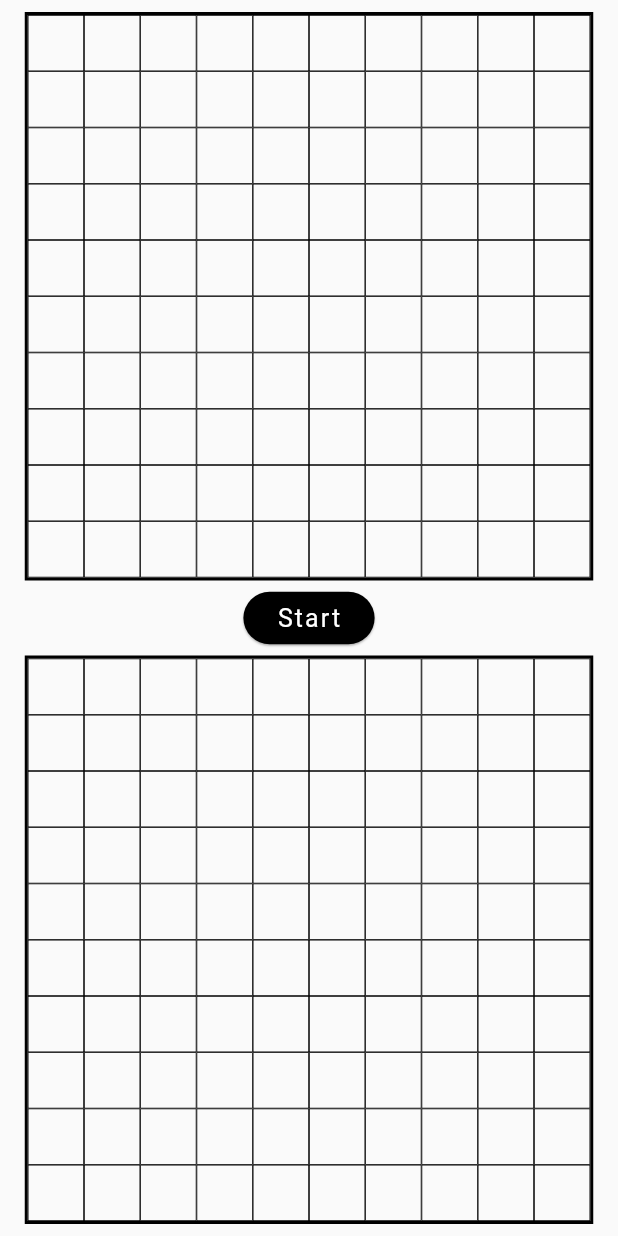
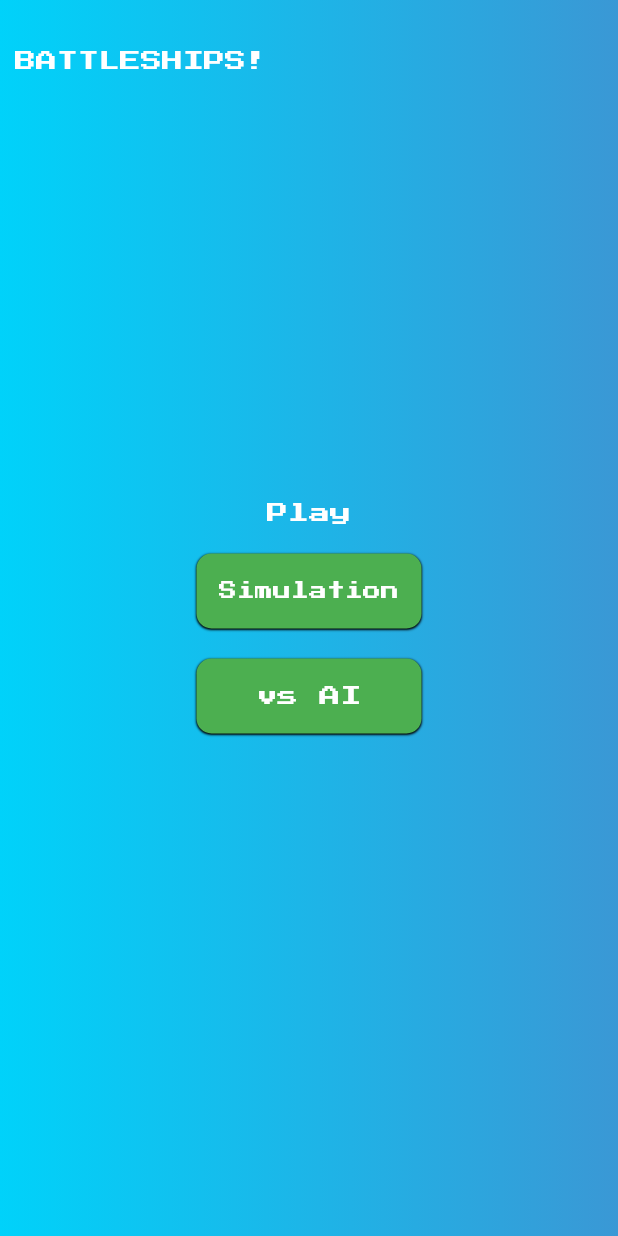
Before and after one commit to luka-dev1/battleship_game, a Flutter app: the screen it shows after launch, on a phone screen of 412 x 824 dp. Run offline on Flutter 3.47's test engine with Material 2 defaults, Android fonts, the phone set to English and light mode, and no system bars.

Commit message:
Improved UI

```diff
--- a/lib/game/screen_battle.dart
+++ b/lib/game/screen_battle.dart
@@ -2,7 +2,7 @@ import 'dart:math';
 
 import 'package:battle/game/widget_board.dart';
 import 'package:battle/game/widget_game_over.dart';
-import 'package:battle/widgets/custom_fab_extended.dart';
+import 'package:battle/widgets/buttons/custom_fab_extended.dart';
 import 'package:flutter/material.dart';
 
 import '../models/player.dart';
@@ -124,8 +124,8 @@ class _BattleScreenState extends State<BattleScreen> {
         child: Stack(
           children: [
             /// Places two boards on the screen, one for each player.
-            Padding(
-              padding: const EdgeInsets.all(8.0),
+            Container(
+              padding: const EdgeInsets.all(25.0),
               child: Row(
                 mainAxisAlignment: MainAxisAlignment.center,
                 children: [
--- /dev/null
+++ b/lib/game/widget_cell.dart
@@ -0,0 +1,22 @@
+import 'package:flutter/material.dart';
+
+class CellUI extends StatefulWidget {
+  const CellUI({Key? key}) : super(key: key);
+
+  @override
+  State<CellUI> createState() => _CellUIState();
+}
+
+class _CellUIState extends State<CellUI> {
+  @override
+  Widget build(BuildContext context) {
+    return AspectRatio(
+      aspectRatio: 1.0,
+      child: Container(
+        decoration: BoxDecoration(
+          border: Border.all(color: Colors.black, width: 0.5),
+        ),
+      ),
+    );
+  }
+}
--- a/lib/game/widget_game_over.dart
+++ b/lib/game/widget_game_over.dart
@@ -1,7 +1,7 @@
 import 'package:flutter/material.dart';
 
 import '../models/player.dart';
-import '../widgets/custom_fab.dart';
+import '../widgets/buttons/custom_fab.dart';
 
 class GameOver extends StatelessWidget {
   final Player playerOne;
--- a/lib/main.dart
+++ b/lib/main.dart
@@ -1,5 +1,6 @@
+import 'package:flutter/material.dart';
 import 'package:battle/game/screen_battle.dart';
-import 'package:flutter/material.dart';
+import 'package:battle/screens/home/screen_home.dart';
 
 void main() {
   runApp(const MyApp());
@@ -15,8 +16,9 @@ class MyApp extends StatelessWidget {
       theme: ThemeData(
         primarySwatch: Colors.blue,
       ),
-      initialRoute: BattleScreen.routeName,
+      initialRoute: HomeScreen.routeName,
       routes: {
+        HomeScreen.routeName: (ctx) => const HomeScreen(),
         BattleScreen.routeName: (ctx) => const BattleScreen(),
       },
     );
--- /dev/null
+++ b/lib/screens/home/screen_home.dart
@@ -0,0 +1,53 @@
+import 'package:battle/screens/home/widget_header.dart';
+import 'package:battle/screens/home/widget_menu.dart';
+import 'package:battle/widgets/buttons/button_big.dart';
+import 'package:battle/widgets/buttons/custom_fab_extended.dart';
+import 'package:flutter/material.dart';
+
+class HomeScreen extends StatelessWidget {
+  static const routeName = '/home';
+  const HomeScreen({Key? key}) : super(key: key);
+
+  @override
+  Widget build(BuildContext context) {
+    return Scaffold(
+      body: Container(
+        decoration: const BoxDecoration(
+          gradient: LinearGradient(
+            begin: Alignment.centerLeft,
+            end: Alignment.centerRight,
+            colors: [
+              Color.fromRGBO(0, 210, 250, 1.0),
+              Color.fromRGBO(58, 152, 213, 1.0),
+            ],
+          ),
+        ),
+        child: SafeArea(
+          child: Center(
+            child: Column(
+              mainAxisAlignment: MainAxisAlignment.start,
+              children: [
+                const Flexible(
+                  flex: 1,
+                  fit: FlexFit.tight,
+                  child: Header(),
+                ),
+                const Flexible(
+                  flex: 8,
+                  fit: FlexFit.tight,
+                  child: Center(
+                    child: MainMenu(),
+                  ),
+                ),
+                Flexible(
+                  flex: 1,
+                  child: Container(),
+                ),
+              ],
+            ),
+          ),
+        ),
+      ),
+    );
+  }
+}
--- /dev/null
+++ b/lib/screens/home/widget_header.dart
@@ -0,0 +1,25 @@
+import 'package:flutter/material.dart';
+
+class Header extends StatelessWidget {
+  const Header({Key? key}) : super(key: key);
+
+  @override
+  Widget build(BuildContext context) {
+    return Padding(
+      padding: const EdgeInsets.all(10.0),
+      child: Row(
+        mainAxisAlignment: MainAxisAlignment.spaceBetween,
+        crossAxisAlignment: CrossAxisAlignment.center,
+        children: const [
+          Text(
+            "BATTLESHIPS!",
+            style: TextStyle(
+              fontFamily: 'PressStart2P',
+              color: Colors.white,
+            ),
+          ),
+        ],
+      ),
+    );
+  }
+}
--- /dev/null
+++ b/lib/screens/home/widget_menu.dart
@@ -0,0 +1,58 @@
+import 'package:battle/game/screen_battle.dart';
+import 'package:flutter/material.dart';
+
+import '../../widgets/buttons/button_big.dart';
+
+class MainMenu extends StatelessWidget {
+  const MainMenu({Key? key}) : super(key: key);
+
+  @override
+  Widget build(BuildContext context) {
+    return Column(
+      mainAxisAlignment: MainAxisAlignment.center,
+      children: [
+        const Text(
+          "Play",
+          style: TextStyle(
+            fontFamily: 'PressStart2P',
+            color: Colors.white,
+          ),
+        ),
+        const SizedBox(
+          height: 20,
+        ),
+        BigButton(
+          onTap: () => Navigator.of(context).pushNamed(BattleScreen.routeName),
+          padding: const EdgeInsets.all(15.0),
+          height: 50,
+          width: 150,
+          color: Colors.green,
+          label: const Text(
+            "Simulation",
+            style: TextStyle(
+              fontFamily: 'PressStart2P',
+              color: Colors.white,
+            ),
+          ),
+        ),
+        const SizedBox(
+          height: 20,
+        ),
+        BigButton(
+          onTap: () {},
+          padding: const EdgeInsets.all(18.0),
+          height: 50,
+          width: 150,
+          color: Colors.green,
+          label: const Text(
+            "vs AI",
+            style: TextStyle(
+              fontFamily: 'PressStart2P',
+              color: Colors.white,
+            ),
+          ),
+        ),
+      ],
+    );
+  }
+}
--- /dev/null
+++ b/lib/widgets/buttons/button_big.dart
@@ -0,0 +1,66 @@
+import 'package:flutter/material.dart';
+
+class BigButton extends StatefulWidget {
+  final Function onTap;
+  final EdgeInsets padding;
+  final double height;
+  final double width;
+  final Color color;
+  final Widget label;
+
+  BigButton({
+    required this.onTap,
+    required this.padding,
+    required this.height,
+    required this.width,
+    required this.color,
+    required this.label,
+  });
+
+  @override
+  State<BigButton> createState() => _BigButtonState();
+}
+
+class _BigButtonState extends State<BigButton> {
+  var _isPressed = false;
+
+  @override
+  Widget build(BuildContext context) {
+    return GestureDetector(
+      onTapDown: (_) async {
+        setState(() {
+          _isPressed = true;
+        });
+      },
+      onTapUp: (_) {
+        widget.onTap();
+        setState(() {
+          _isPressed = false;
+        });
+      },
+      onTapCancel: () {
+        setState(() {
+          _isPressed = false;
+        });
+      },
+      child: AnimatedContainer(
+        padding: widget.padding,
+        height: _isPressed ? widget.height * 0.9 : widget.height,
+        width: _isPressed ? widget.width * 0.9 : widget.width,
+        decoration: BoxDecoration(
+          color: widget.color,
+          borderRadius: BorderRadius.circular(10.0),
+          boxShadow: const [
+            BoxShadow(
+              blurRadius: 0.5,
+              offset: Offset(0.0, 0.5),
+            ),
+          ],
+        ),
+        duration: const Duration(milliseconds: 50),
+        curve: Curves.fastOutSlowIn,
+        child: FittedBox(fit: BoxFit.contain, child: widget.label),
+      ),
+    );
+  }
+}
--- a/pubspec.yaml
+++ b/pubspec.yaml
@@ -74,6 +74,10 @@ flutter:
   # "family" key with the font family name, and a "fonts" key with a
   # list giving the asset and other descriptors for the font. For
   # example:
+  fonts:
+    - family: PressStart2P
+      fonts:
+          - asset: assets/fonts/PressStart2P-Regular.ttf
   # fonts:
   #   - family: Schyler
   #     fonts:
```
Also changed, not shown: lib/game/widget_board.dart (+6 -2 lines), assets/fonts/PressStart2P-Regular.ttf (added), lib/widgets/buttons/custom_fab.dart (renamed from lib/widgets/custom_fab.dart), lib/widgets/buttons/custom_fab_extended.dart (renamed from lib/widgets/custom_fab_extended.dart).
